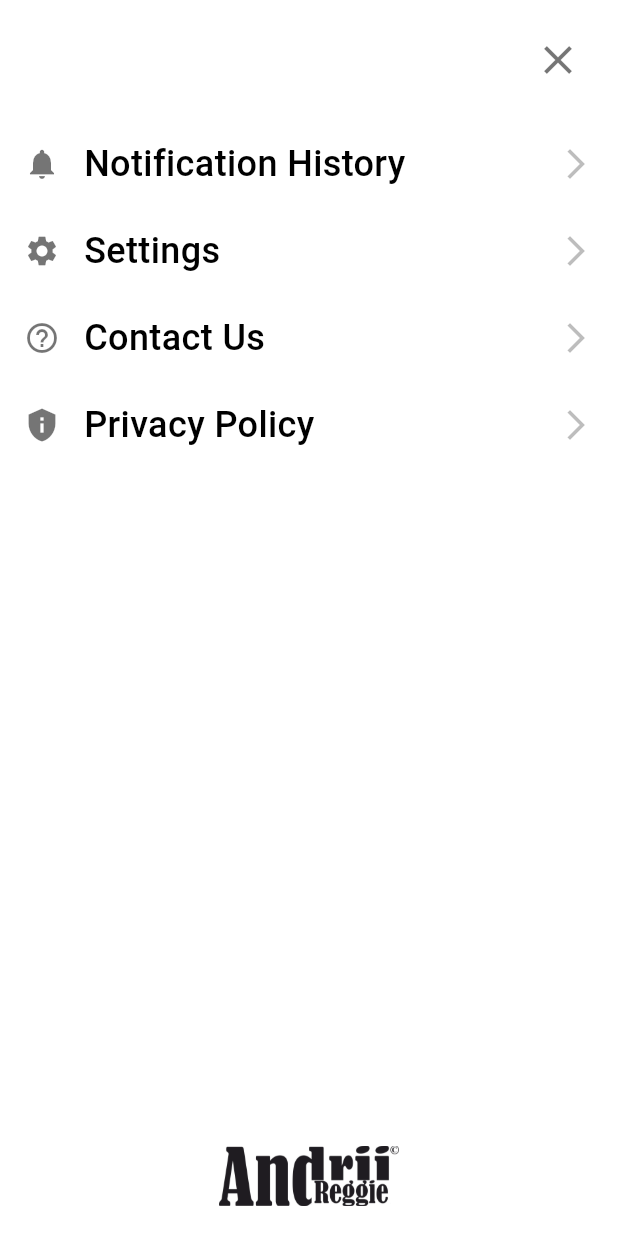
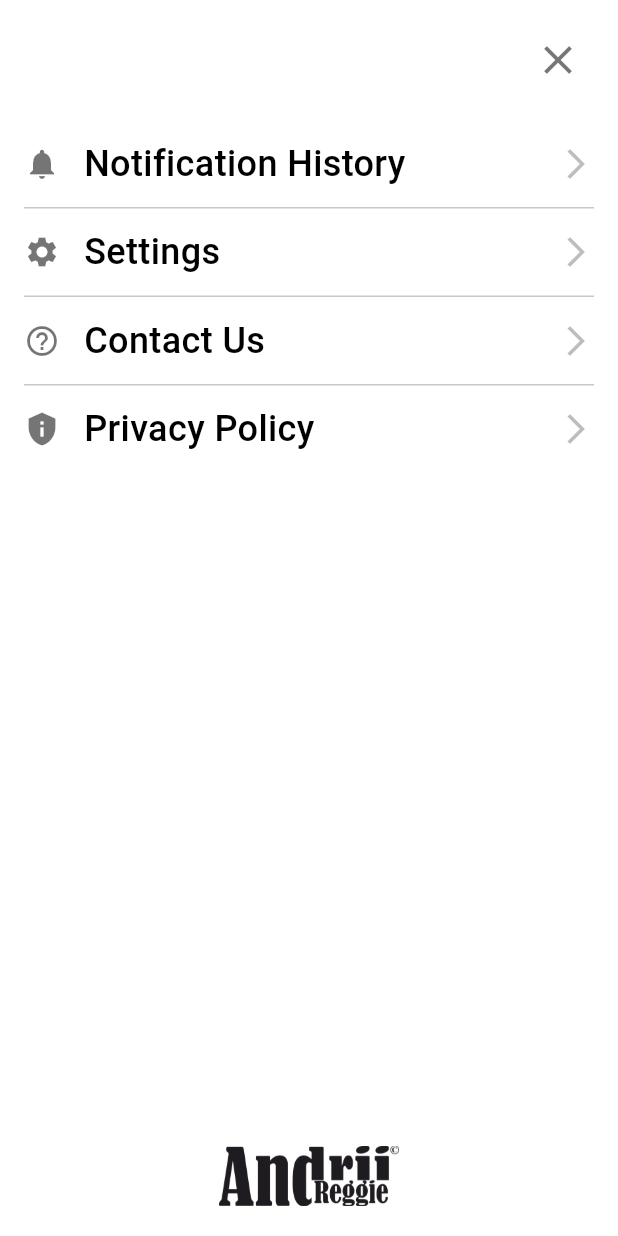
Before and after one commit to ForwardApp/ForwardApp, a Flutter app: the Sidebar widget shown alone on an empty page, opened directly with empty values, on a phone screen of 412 x 824 dp. Run offline on Flutter 3.47's test engine with Material 3 defaults, Android fonts, the phone set to English and light mode, and no system bars; our stand-ins replace flutter_dotenv, geolocator, supabase_flutter; missing offline and left inert: mapbox_maps_flutter; accounts and stored records are empty.

Commit message:
Add files via upload

```diff
--- a/aught/lib/widgets/sidebar.dart
+++ b/aught/lib/widgets/sidebar.dart
@@ -43,6 +43,12 @@ class Sidebar extends StatelessWidget {
                       Navigator.pushNamed(context, '/Notification History');
                     },
                   ),
+                  const Divider(
+                    height: 1,
+                    thickness: 1,
+                    indent: 16,
+                    endIndent: 16,
+                  ),
                   SidebarButton(
                     icon: Icons.settings,
                     label: 'Settings',
@@ -50,12 +56,24 @@ class Sidebar extends StatelessWidget {
                       Navigator.pushNamed(context, '/settings');
                     },
                   ),
+                  const Divider(
+                    height: 1,
+                    thickness: 1,
+                    indent: 16,
+                    endIndent: 16,
+                  ),
                   SidebarButton(
                     icon: Icons.help_outline,
                     label: 'Contact Us',
                     onTap: () {
                       Navigator.pushNamed(context, '/contactUs');
                     },
+                  ),
+                  const Divider(
+                    height: 1,
+                    thickness: 1,
+                    indent: 16,
+                    endIndent: 16,
                   ),
                   SidebarButton(
                     icon: Icons.privacy_tip,
```
